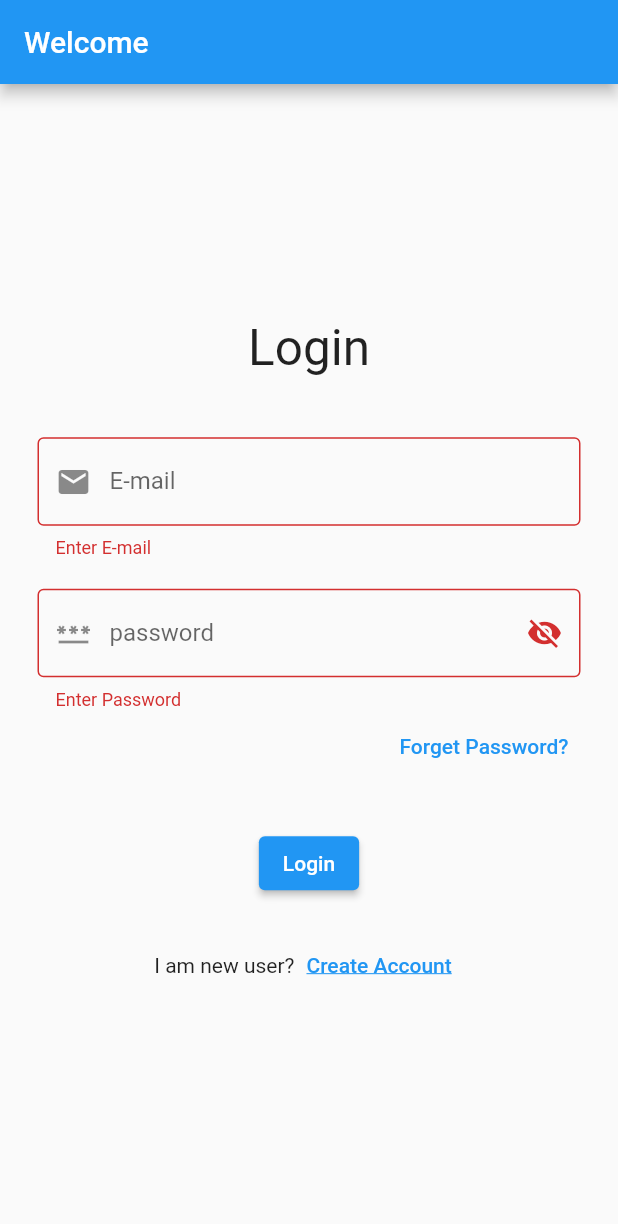
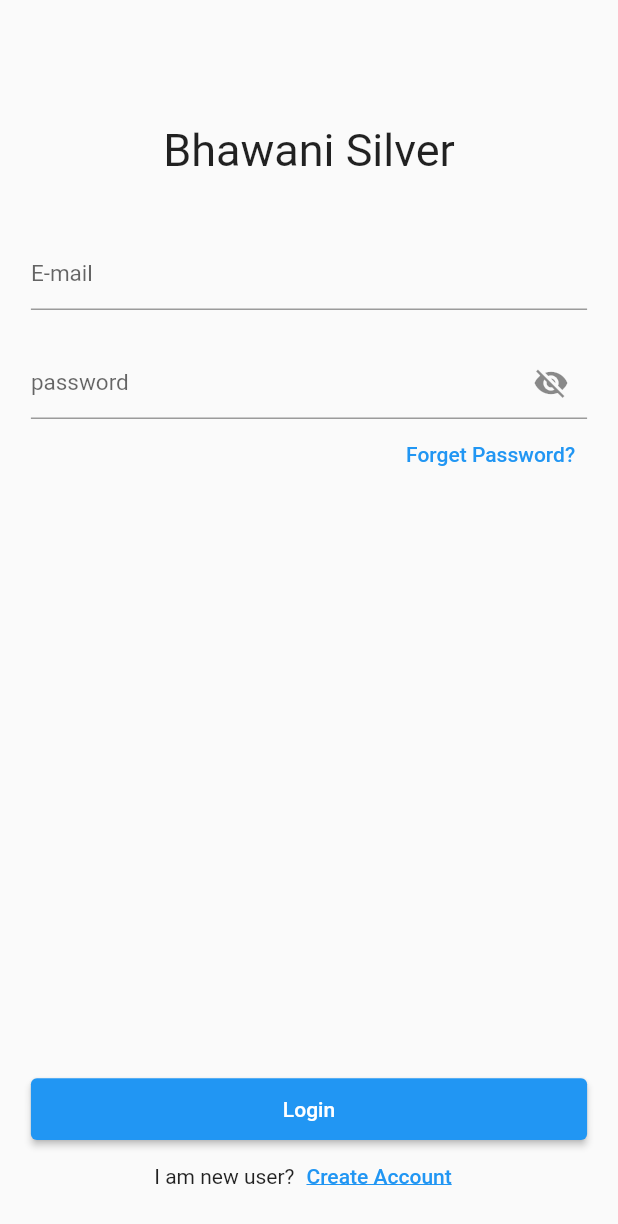
Before and after one commit to Rajkumarlohar65/flutter_projects, a Flutter app: the screen it shows after launch, on a phone screen of 412 x 824 dp. Shown: the top 1224 px of the screen. Run offline on Flutter 3.47's test engine with Material 2 defaults, Android fonts, the phone set to English and light mode, and no system bars; our stand-ins replace firebase_auth, firebase_core, fluttertoast, get; accounts and stored records are empty.

Commit message:
improving login ui

```diff
--- a/bhawani_silver/lib/app/core/values/app_color.dart
+++ b/bhawani_silver/lib/app/core/values/app_color.dart
@@ -11,4 +11,9 @@ class AppColor{
   static const Color transparentColor = Color(0x00000000);
   static const Color redColor = Color(0xFFFF0000);
   static const Color greenColor = Color(0xFF00C853);
+  static const Color blueColor = Color(0xFF008CFF);
+
+//  logo
+  static const Color goldColor = Color(0xFFFFA600);
+  static const Color silverColor = Color(0xffd3d3d3);
 }
--- a/bhawani_silver/lib/app/core/values/app_string.dart
+++ b/bhawani_silver/lib/app/core/values/app_string.dart
@@ -10,7 +10,7 @@ class AppString{
   static const loginScreenTitle = 'Login';
   static const loginEmailHint = 'E-mail';
   static const loginPasswordHint = 'password';
-  static const loginAlertEmailNotNull = 'Enter E-mail';
+  static const loginAlertEmailNotNull = 'Enter Email';
   static const loginAlertPasswordNotNull = 'Enter Password';
   static const loginButton = 'Login';
   static const forgetPasswordButton = 'Forget Password?';
--- a/bhawani_silver/lib/app/modules/login/views/login_view.dart
+++ b/bhawani_silver/lib/app/modules/login/views/login_view.dart
@@ -9,64 +9,73 @@ import '../../../core/values/app_string.dart';
 import '../controllers/login_controller.dart';
 
 class LoginView extends GetView<LoginController> {
-
   const LoginView({Key? key}) : super(key: key);
   @override
   Widget build(BuildContext context) {
+    final screenWidth = MediaQuery.of(context).size.width;
+    final screenHeight = MediaQuery.of(context).size.height;
     return Scaffold(
-      appBar: AppBar(
-        title: const Text(AppString.loginAppbarTitle),
-      ),
-      body: Form(
-        key: controller.formKey,
-        autovalidateMode: AutovalidateMode.always,
-        child: Center(
-          child: SingleChildScrollView(
-            child: Container(
-              padding: const EdgeInsets.only(left: 25, right: 25),
+      body: SingleChildScrollView(
         child: Column(
           mainAxisAlignment: MainAxisAlignment.center,
           children: [
 
-                  const Text(
-                    AppString.loginScreenTitle,
-                    style: TextStyle(
-                      fontSize: 33,
+            Padding(
+              padding: EdgeInsets.only(top: screenHeight * 0.1),
+              child: const Text(AppString.splashAppName, style: TextStyle(fontSize: 30),),
+            ),
+
+            Form(
+              key: controller.formKey,
+              child: Container(
+                  padding: EdgeInsets.only(
+                    top: screenHeight * 0.05,
+                    right: screenWidth * 0.05,
+                    left: screenWidth * 0.05,
+                  ),
+                  child: Column(
+                    children: [
+                      Padding(
+                        padding: EdgeInsets.only(bottom: screenHeight * 0.03),
+                        child: const LoginEmailTextFormField(),
+                      ),
+                      const LoginPasswordTextFormField(),
+                      Container(
+                          padding: EdgeInsets.zero,
+                          alignment: Alignment.bottomRight,
+                          child: const LoginForgetPasswordButton()
+                      )
+                    ],
+                  )
               ),
             ),
 
-                  const SizedBox(height: 40,),
-
-                  const LoginEmailTextFormField(),
-
-                  const SizedBox(height: 20,),
-
-                  const LoginPasswordTextFormField(),
-
-                  Container(
-                      alignment: Alignment.bottomRight,
-                      child: const LoginForgetPasswordButton(),
+          ],
+        ),
       ),
 
-                  const SizedBox(height: 30,),
-
-                  const LoginButtonWidget(),
-
-                  const SizedBox(height: 20,),
-
+      floatingActionButton: Column(
+        mainAxisAlignment: MainAxisAlignment.end,
+        children: [
+          SizedBox(
+            width: double.infinity,
+            height: screenHeight * 0.05,
+            child: Padding(
+              padding: EdgeInsets.symmetric(horizontal: screenWidth * 0.05),
+              child: const LoginButtonWidget(),
+            ),
+          ),
           Row(
             mainAxisAlignment: MainAxisAlignment.center,
             children: const [
               Text(AppString.loginNewUserText),
               NavigateLoginToSignUpButton(),
             ],
-                  )
+          ),
         ],
       ),
-            ),
-          ),
-        ),
-      ),
+      floatingActionButtonLocation: FloatingActionButtonLocation.centerFloat,
+
     );
   }
 }
--- a/bhawani_silver/lib/app/modules/signup/views/signup_view.dart
+++ b/bhawani_silver/lib/app/modules/signup/views/signup_view.dart
@@ -14,9 +14,6 @@ class SignupView extends GetView<SignupController> {
   @override
   Widget build(BuildContext context) {
     return Scaffold(
-      appBar: AppBar(
-        title: const Text(AppString.signUpAppbarTitle),
-      ),
       body: Form(
         key: controller.formKey,
         autovalidateMode: AutovalidateMode.always,
--- a/bhawani_silver/lib/app/widgets/text_form_field_widget/login_email_widget.dart
+++ b/bhawani_silver/lib/app/widgets/text_form_field_widget/login_email_widget.dart
@@ -12,10 +12,13 @@ class LoginEmailTextFormField extends StatelessWidget {
     final controller = Get.find<LoginController>();
     return TextFormField(
       controller: controller.emailController,
+      style: const TextStyle(
+        fontSize: 20,
+      ),
       decoration: const InputDecoration(
-          border: OutlineInputBorder(),
           labelText: AppString.loginEmailHint,
-          prefixIcon: Icon(Icons.mail)),
+          labelStyle: TextStyle(fontSize: 15),
+          contentPadding: EdgeInsets.zero),
       validator: (value) {
         if (value == null || value.isEmpty) {
           return AppString.loginAlertEmailNotNull;
--- a/bhawani_silver/lib/app/widgets/text_form_field_widget/login_password_widget.dart
+++ b/bhawani_silver/lib/app/widgets/text_form_field_widget/login_password_widget.dart
@@ -9,21 +9,25 @@ class LoginPasswordTextFormField extends StatelessWidget {
 
   @override
   Widget build(BuildContext context) {
-
     RxBool obscureText = true.obs;
     final controller = Get.find<LoginController>();
 
     return Obx(() {
       return TextFormField(
         controller: controller.passwordController,
+        style: const TextStyle(fontSize: 20),
         obscureText: obscureText.value,
         decoration: InputDecoration(
-            border: const OutlineInputBorder(),
-            labelText: AppString.loginPasswordHint,
-            suffixIcon: IconButton(onPressed: (){
-              obscureText.toggle();
-            }, icon: Icon(obscureText.value ? Icons.visibility_off : Icons.visibility)),
-            prefixIcon: const Icon(Icons.password)),
+          labelText: AppString.loginPasswordHint,
+          labelStyle: const TextStyle(fontSize: 15),
+          contentPadding: EdgeInsets.zero,
+          suffixIcon: IconButton(
+              onPressed: () {
+                obscureText.toggle();
+              },
+              icon: Icon(
+                  obscureText.value ? Icons.visibility_off : Icons.visibility)),
+        ),
         validator: (value) {
           if (value == null || value.isEmpty) {
             return AppString.loginAlertPasswordNotNull;
```
Lines whose indentation alone changed are shown as unchanged.
